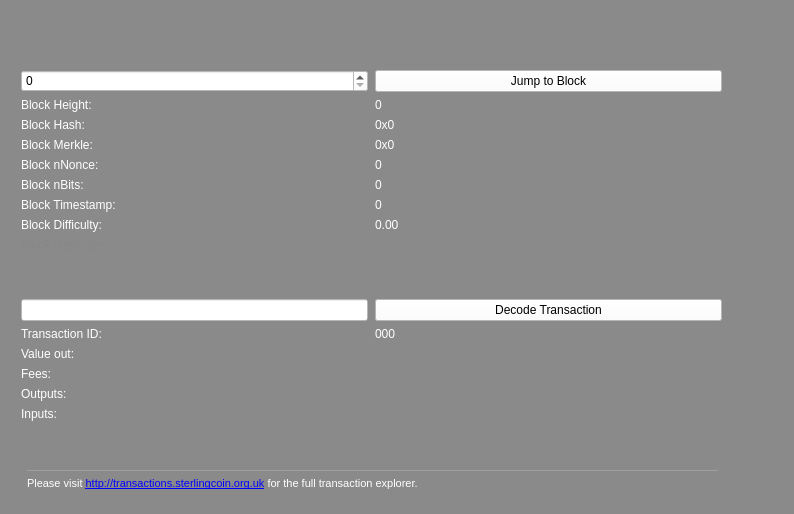
Old version of the form src/qt/forms/blockbrowser.ui in the repository Sterlingcoin/Sterlingcoin-1.6.2.0-Release.
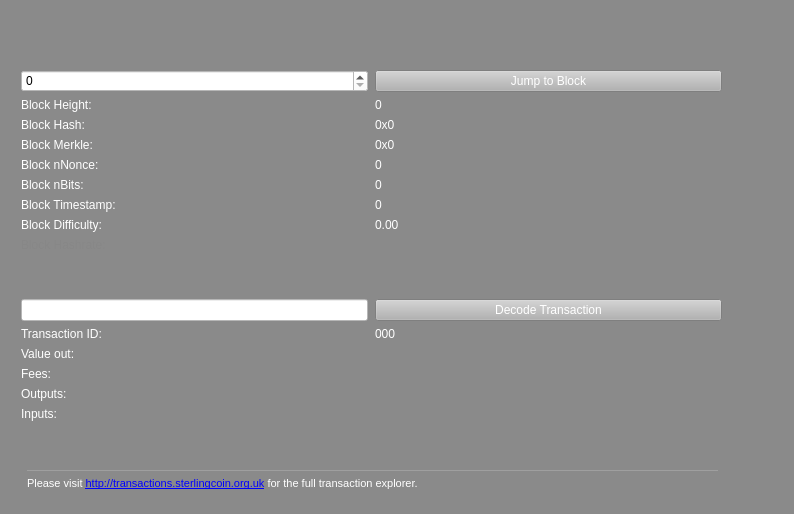
New version of the form. Icons and pictures are not drawn.

```diff
--- a/src/qt/forms/blockbrowser.ui
+++ b/src/qt/forms/blockbrowser.ui
@@ -162,6 +162,15 @@
             <colorrole role="Button">
              <brush brushstyle="SolidPattern">
               <color alpha="255">
+               <red>178</red>
+               <green>178</green>
+               <blue>178</blue>
+              </color>
+             </brush>
+            </colorrole>
+            <colorrole role="ButtonText">
+             <brush brushstyle="SolidPattern">
+              <color alpha="255">
                <red>255</red>
                <green>255</green>
                <blue>255</blue>
@@ -171,18 +180,18 @@
             <colorrole role="Base">
              <brush brushstyle="SolidPattern">
               <color alpha="255">
-               <red>255</red>
-               <green>255</green>
-               <blue>255</blue>
+               <red>178</red>
+               <green>178</green>
+               <blue>178</blue>
               </color>
              </brush>
             </colorrole>
             <colorrole role="Window">
              <brush brushstyle="SolidPattern">
               <color alpha="255">
-               <red>255</red>
-               <green>255</green>
-               <blue>255</blue>
+               <red>178</red>
+               <green>178</green>
+               <blue>178</blue>
               </color>
              </brush>
             </colorrole>
@@ -191,6 +200,15 @@
             <colorrole role="Button">
              <brush brushstyle="SolidPattern">
               <color alpha="255">
+               <red>178</red>
+               <green>178</green>
+               <blue>178</blue>
+              </color>
+             </brush>
+            </colorrole>
+            <colorrole role="ButtonText">
+             <brush brushstyle="SolidPattern">
+              <color alpha="255">
                <red>255</red>
                <green>255</green>
                <blue>255</blue>
@@ -200,18 +218,18 @@
             <colorrole role="Base">
              <brush brushstyle="SolidPattern">
               <color alpha="255">
-               <red>255</red>
-               <green>255</green>
-               <blue>255</blue>
+               <red>178</red>
+               <green>178</green>
+               <blue>178</blue>
               </color>
              </brush>
             </colorrole>
             <colorrole role="Window">
              <brush brushstyle="SolidPattern">
               <color alpha="255">
-               <red>255</red>
-               <green>255</green>
-               <blue>255</blue>
+               <red>178</red>
+               <green>178</green>
+               <blue>178</blue>
               </color>
              </brush>
             </colorrole>
@@ -220,27 +238,36 @@
             <colorrole role="Button">
              <brush brushstyle="SolidPattern">
               <color alpha="255">
-               <red>255</red>
-               <green>255</green>
-               <blue>255</blue>
+               <red>178</red>
+               <green>178</green>
+               <blue>178</blue>
+              </color>
+             </brush>
+            </colorrole>
+            <colorrole role="ButtonText">
+             <brush brushstyle="SolidPattern">
+              <color alpha="255">
+               <red>138</red>
+               <green>138</green>
+               <blue>138</blue>
               </color>
              </brush>
             </colorrole>
             <colorrole role="Base">
              <brush brushstyle="SolidPattern">
               <color alpha="255">
-               <red>255</red>
-               <green>255</green>
-               <blue>255</blue>
+               <red>178</red>
+               <green>178</green>
+               <blue>178</blue>
               </color>
              </brush>
             </colorrole>
             <colorrole role="Window">
              <brush brushstyle="SolidPattern">
               <color alpha="255">
-               <red>255</red>
-               <green>255</green>
-               <blue>255</blue>
+               <red>178</red>
+               <green>178</green>
+               <blue>178</blue>
               </color>
              </brush>
             </colorrole>
@@ -248,7 +275,7 @@
           </palette>
          </property>
          <property name="styleSheet">
-          <string notr="true">background-color: rgb(255, 255, 255);</string>
+          <string notr="true">background-color: rgb(178, 178, 178);</string>
          </property>
          <property name="text">
           <string>Decode Transaction</string>
@@ -1957,6 +1984,15 @@
             <colorrole role="Button">
              <brush brushstyle="SolidPattern">
               <color alpha="255">
+               <red>178</red>
+               <green>178</green>
+               <blue>178</blue>
+              </color>
+             </brush>
+            </colorrole>
+            <colorrole role="ButtonText">
+             <brush brushstyle="SolidPattern">
+              <color alpha="255">
                <red>255</red>
                <green>255</green>
                <blue>255</blue>
@@ -1966,18 +2002,18 @@
             <colorrole role="Base">
              <brush brushstyle="SolidPattern">
               <color alpha="255">
-               <red>255</red>
-               <green>255</green>
-               <blue>255</blue>
+               <red>178</red>
+               <green>178</green>
+               <blue>178</blue>
               </color>
              </brush>
             </colorrole>
             <colorrole role="Window">
              <brush brushstyle="SolidPattern">
               <color alpha="255">
-               <red>255</red>
-               <green>255</green>
-               <blue>255</blue>
+               <red>178</red>
+               <green>178</green>
+               <blue>178</blue>
               </color>
              </brush>
             </colorrole>
@@ -1986,6 +2022,15 @@
             <colorrole role="Button">
              <brush brushstyle="SolidPattern">
               <color alpha="255">
+               <red>178</red>
+               <green>178</green>
+               <blue>178</blue>
+              </color>
+             </brush>
+            </colorrole>
+            <colorrole role="ButtonText">
+             <brush brushstyle="SolidPattern">
+              <color alpha="255">
                <red>255</red>
                <green>255</green>
                <blue>255</blue>
@@ -1995,18 +2040,18 @@
             <colorrole role="Base">
              <brush brushstyle="SolidPattern">
               <color alpha="255">
-               <red>255</red>
-               <green>255</green>
-               <blue>255</blue>
+               <red>178</red>
+               <green>178</green>
+               <blue>178</blue>
               </color>
              </brush>
             </colorrole>
             <colorrole role="Window">
              <brush brushstyle="SolidPattern">
               <color alpha="255">
-               <red>255</red>
-               <green>255</green>
-               <blue>255</blue>
+               <red>178</red>
+               <green>178</green>
+               <blue>178</blue>
               </color>
              </brush>
             </colorrole>
@@ -2015,27 +2060,36 @@
             <colorrole role="Button">
              <brush brushstyle="SolidPattern">
               <color alpha="255">
-               <red>255</red>
-               <green>255</green>
-               <blue>255</blue>
+               <red>178</red>
+               <green>178</green>
+               <blue>178</blue>
+              </color>
+             </brush>
+            </colorrole>
+            <colorrole role="ButtonText">
+             <brush brushstyle="SolidPattern">
+              <color alpha="255">
+               <red>138</red>
+               <green>138</green>
+               <blue>138</blue>
               </color>
              </brush>
             </colorrole>
             <colorrole role="Base">
              <brush brushstyle="SolidPattern">
               <color alpha="255">
-               <red>255</red>
-               <green>255</green>
-               <blue>255</blue>
+               <red>178</red>
+               <green>178</green>
+               <blue>178</blue>
               </color>
              </brush>
             </colorrole>
             <colorrole role="Window">
              <brush brushstyle="SolidPattern">
               <color alpha="255">
-               <red>255</red>
-               <green>255</green>
-               <blue>255</blue>
+               <red>178</red>
+               <green>178</green>
+               <blue>178</blue>
               </color>
              </brush>
             </colorrole>
@@ -2043,7 +2097,7 @@
           </palette>
          </property>
          <property name="styleSheet">
-          <string notr="true">background-color: rgb(255, 255, 255);</string>
+          <string notr="true">background-color: rgb(178, 178, 178);</string>
          </property>
          <property name="text">
           <string>Jump to Block</string>
```
